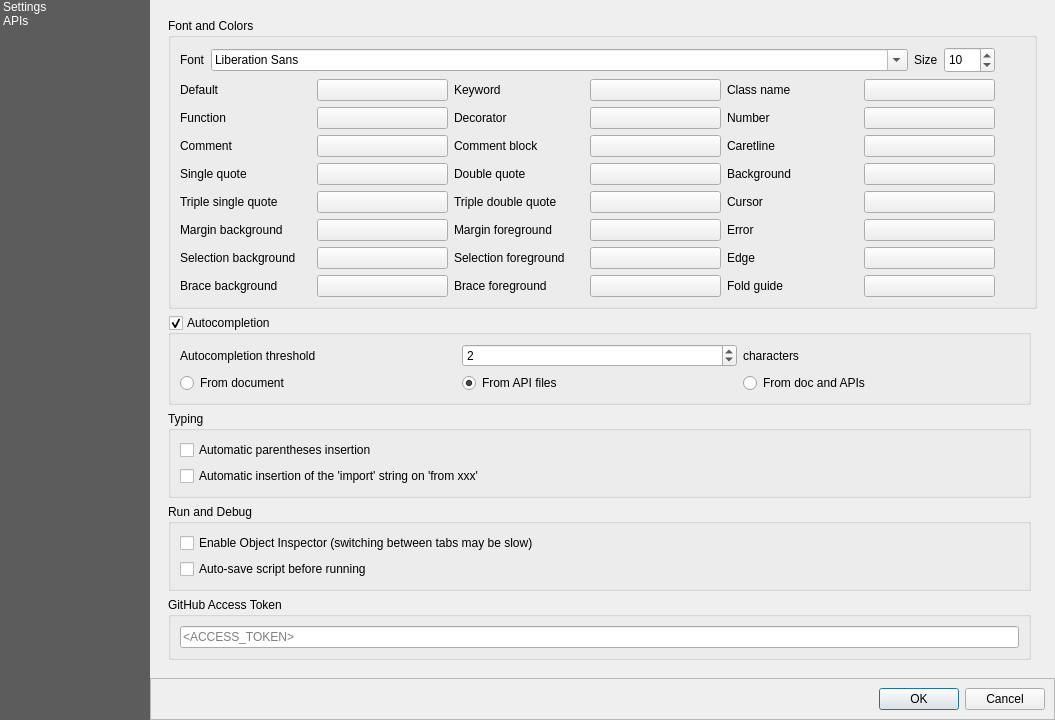
Above: python/console/console_settings.ui from qgis/QGIS before the change. Below: the same form after it.
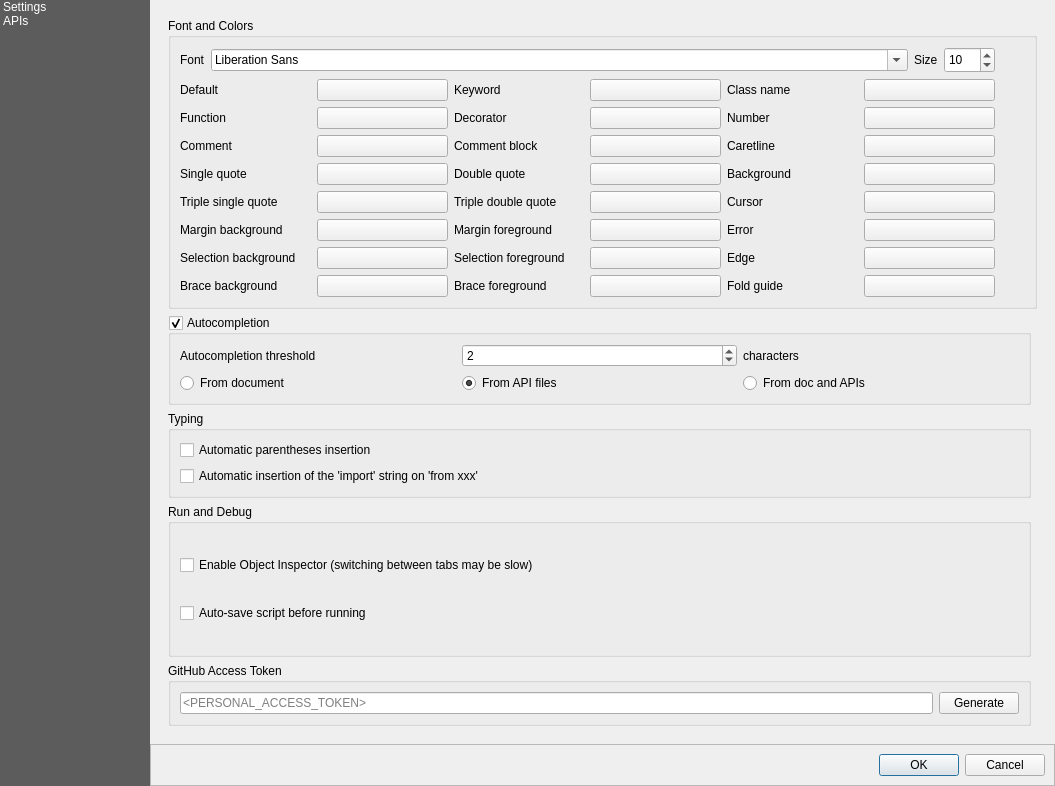
That is the form after the change. Icons and pictures are not drawn. Custom widgets are drawn as their Qt base class.

Commit message: [pyqgis-console] adress some comment: add button to link at generate token page

Patch:
```diff
--- a/python/console/console_settings.ui
+++ b/python/console/console_settings.ui
@@ -10,7 +10,7 @@
     <x>0</x>
     <y>0</y>
     <width>1055</width>
-    <height>720</height>
+    <height>786</height>
    </rect>
   </property>
   <property name="sizePolicy">
@@ -687,7 +687,14 @@
               <item row="0" column="0">
                <widget class="QLineEdit" name="tokenGhLineEdit">
                 <property name="placeholderText">
-                 <string>&lt;ACCESS_TOKEN&gt;</string>
+                 <string>&lt;PERSONAL_ACCESS_TOKEN&gt;</string>
+                </property>
+               </widget>
+              </item>
+              <item row="0" column="1">
+               <widget class="QPushButton" name="generateToken">
+                <property name="text">
+                 <string>Generate</string>
                 </property>
                </widget>
               </item>
```
The commit also changes 1 other file.
